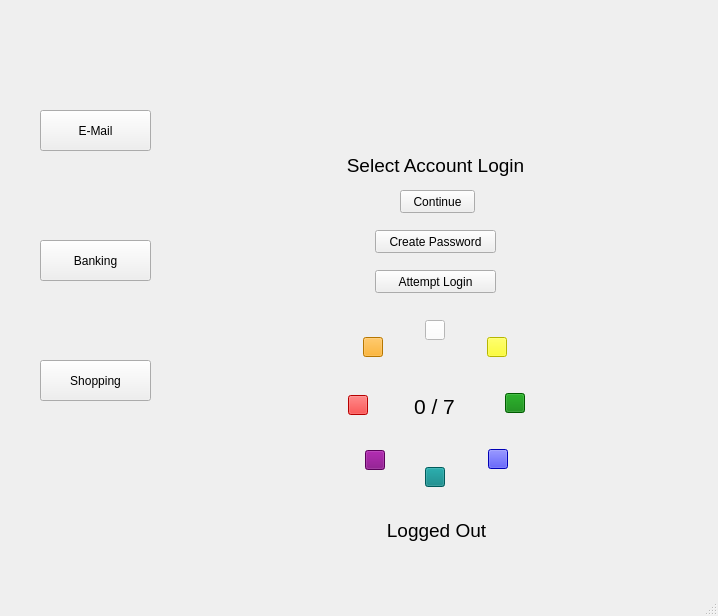
Above: mainwindow.ui from Arkaywhon/HCI-Application before the change. Below: the same form after it.
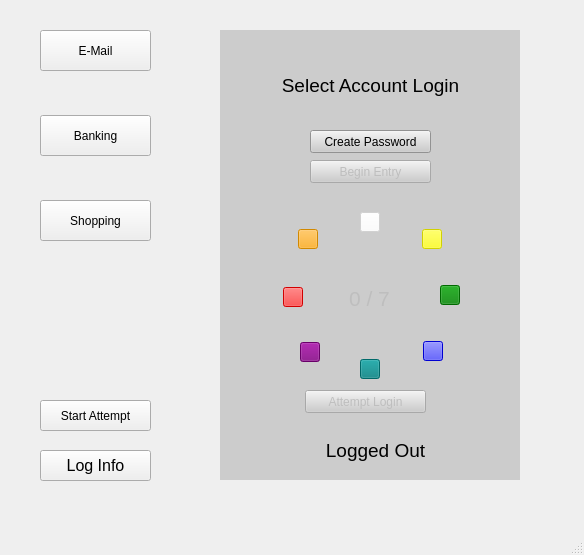
That is the form after the change. Icons and pictures are not drawn.

Patch:
```diff
--- a/mainwindow.ui
+++ b/mainwindow.ui
@@ -6,8 +6,8 @@
    <rect>
     <x>0</x>
     <y>0</y>
-    <width>718</width>
-    <height>616</height>
+    <width>584</width>
+    <height>555</height>
    </rect>
   </property>
   <property name="windowTitle">
@@ -18,7 +18,7 @@
     <property name="geometry">
      <rect>
       <x>40</x>
-      <y>110</y>
+      <y>30</y>
       <width>111</width>
       <height>41</height>
      </rect>
@@ -31,7 +31,7 @@
     <property name="geometry">
      <rect>
       <x>40</x>
-      <y>240</y>
+      <y>115</y>
       <width>111</width>
       <height>41</height>
      </rect>
@@ -44,7 +44,7 @@
     <property name="geometry">
      <rect>
       <x>40</x>
-      <y>360</y>
+      <y>200</y>
       <width>111</width>
       <height>41</height>
      </rect>
@@ -56,60 +56,20 @@
    <widget class="QWidget" name="loginWidget" native="true">
     <property name="geometry">
      <rect>
-      <x>215</x>
-      <y>20</y>
-      <width>471</width>
-      <height>541</height>
+      <x>220</x>
+      <y>30</y>
+      <width>300</width>
+      <height>450</height>
      </rect>
     </property>
     <property name="styleSheet">
-     <string notr="true"/>
+     <string notr="true">background: #cccccc;</string>
     </property>
-    <widget class="QWidget" name="octagon" native="true">
-     <property name="geometry">
-      <rect>
-       <x>160</x>
-       <y>330</y>
-       <width>121</width>
-       <height>111</height>
-      </rect>
-     </property>
-     <property name="autoFillBackground">
-      <bool>false</bool>
-     </property>
-     <property name="styleSheet">
-      <string notr="true">border-image: url(&quot;:/new/octagon/octagon.png&quot;);</string>
-     </property>
-     <widget class="QLabel" name="entryLbl">
-      <property name="geometry">
-       <rect>
-        <x>24</x>
-        <y>31</y>
-        <width>71</width>
-        <height>51</height>
-       </rect>
-      </property>
-      <property name="font">
-       <font>
-        <pointsize>16</pointsize>
-       </font>
-      </property>
-      <property name="styleSheet">
-       <string notr="true">border-image: none;</string>
-      </property>
-      <property name="text">
-       <string>0 / 7</string>
-      </property>
-      <property name="alignment">
-       <set>Qt::AlignCenter</set>
-      </property>
-     </widget>
-    </widget>
     <widget class="QPushButton" name="passcreateBtn">
      <property name="geometry">
       <rect>
-       <x>160</x>
-       <y>210</y>
+       <x>90</x>
+       <y>100</y>
        <width>121</width>
        <height>23</height>
       </rect>
@@ -118,24 +78,11 @@
       <string>Create Password</string>
      </property>
     </widget>
-    <widget class="QPushButton" name="loginBtn">
-     <property name="geometry">
-      <rect>
-       <x>160</x>
-       <y>250</y>
-       <width>121</width>
-       <height>23</height>
-      </rect>
-     </property>
-     <property name="text">
-      <string>Attempt Login</string>
-     </property>
-    </widget>
     <widget class="QLabel" name="stateStatusLbl">
      <property name="geometry">
       <rect>
-       <x>90</x>
-       <y>130</y>
+       <x>20</x>
+       <y>40</y>
        <width>261</width>
        <height>31</height>
       </rect>
@@ -152,139 +99,11 @@
       <set>Qt::AlignCenter</set>
      </property>
     </widget>
-    <widget class="QPushButton" name="whiteBtn">
-     <property name="geometry">
-      <rect>
-       <x>210</x>
-       <y>300</y>
-       <width>20</width>
-       <height>20</height>
-      </rect>
-     </property>
-     <property name="styleSheet">
-      <string notr="true">background: white;</string>
-     </property>
-     <property name="text">
-      <string/>
-     </property>
-    </widget>
-    <widget class="QPushButton" name="yellowBtn">
-     <property name="geometry">
-      <rect>
-       <x>272</x>
-       <y>317</y>
-       <width>20</width>
-       <height>20</height>
-      </rect>
-     </property>
-     <property name="styleSheet">
-      <string notr="true">background: yellow;</string>
-     </property>
-     <property name="text">
-      <string/>
-     </property>
-    </widget>
-    <widget class="QPushButton" name="greenBtn">
-     <property name="geometry">
-      <rect>
-       <x>290</x>
-       <y>373</y>
-       <width>20</width>
-       <height>20</height>
-      </rect>
-     </property>
-     <property name="styleSheet">
-      <string notr="true">background: green;</string>
-     </property>
-     <property name="text">
-      <string/>
-     </property>
-    </widget>
-    <widget class="QPushButton" name="blueBtn">
-     <property name="geometry">
-      <rect>
-       <x>273</x>
-       <y>429</y>
-       <width>20</width>
-       <height>20</height>
-      </rect>
-     </property>
-     <property name="styleSheet">
-      <string notr="true">background: blue;</string>
-     </property>
-     <property name="text">
-      <string/>
-     </property>
-    </widget>
-    <widget class="QPushButton" name="tealBtn">
-     <property name="geometry">
-      <rect>
-       <x>210</x>
-       <y>447</y>
-       <width>20</width>
-       <height>20</height>
-      </rect>
-     </property>
-     <property name="styleSheet">
-      <string notr="true">background: teal;</string>
-     </property>
-     <property name="text">
-      <string/>
-     </property>
-    </widget>
-    <widget class="QPushButton" name="purpleBtn">
-     <property name="geometry">
-      <rect>
-       <x>150</x>
-       <y>430</y>
-       <width>20</width>
-       <height>20</height>
-      </rect>
-     </property>
-     <property name="styleSheet">
-      <string notr="true">background: purple;</string>
-     </property>
-     <property name="text">
-      <string/>
-     </property>
-    </widget>
-    <widget class="QPushButton" name="redBtn">
-     <property name="geometry">
-      <rect>
-       <x>133</x>
-       <y>375</y>
-       <width>20</width>
-       <height>20</height>
-      </rect>
-     </property>
-     <property name="styleSheet">
-      <string notr="true">background: red;</string>
-     </property>
-     <property name="text">
-      <string/>
-     </property>
-    </widget>
-    <widget class="QPushButton" name="orangeBtn">
-     <property name="geometry">
-      <rect>
-       <x>148</x>
-       <y>317</y>
-       <width>20</width>
-       <height>20</height>
-      </rect>
-     </property>
-     <property name="styleSheet">
-      <string notr="true">background: orange;</string>
-     </property>
-     <property name="text">
-      <string/>
-     </property>
-    </widget>
     <widget class="QLabel" name="logStatusLbl">
      <property name="geometry">
       <rect>
-       <x>146</x>
-       <y>490</y>
+       <x>80</x>
+       <y>400</y>
        <width>151</width>
        <height>41</height>
       </rect>
@@ -301,18 +120,261 @@
       <set>Qt::AlignCenter</set>
      </property>
     </widget>
+    <widget class="QWidget" name="octaPass" native="true">
+     <property name="enabled">
+      <bool>false</bool>
+     </property>
+     <property name="geometry">
+      <rect>
+       <x>25</x>
+       <y>170</y>
+       <width>250</width>
+       <height>221</height>
+      </rect>
+     </property>
+     <widget class="QPushButton" name="tealBtn">
+      <property name="geometry">
+       <rect>
+        <x>115</x>
+        <y>159</y>
+        <width>20</width>
+        <height>20</height>
+       </rect>
+      </property>
+      <property name="styleSheet">
+       <string notr="true">background: teal;</string>
+      </property>
+      <property name="text">
+       <string/>
+      </property>
+     </widget>
+     <widget class="QPushButton" name="purpleBtn">
+      <property name="geometry">
+       <rect>
+        <x>55</x>
+        <y>142</y>
+        <width>20</width>
+        <height>20</height>
+       </rect>
+      </property>
+      <property name="styleSheet">
+       <string notr="true">background: purple;</string>
+      </property>
+      <property name="text">
+       <string/>
+      </property>
+     </widget>
+     <widget class="QPushButton" name="blueBtn">
+      <property name="geometry">
+       <rect>
+        <x>178</x>
+        <y>141</y>
+        <width>20</width>
+        <height>20</height>
+       </rect>
+      </property>
+      <property name="styleSheet">
+       <string notr="true">background: blue;</string>
+      </property>
+      <property name="text">
+       <string/>
+      </property>
+     </widget>
+     <widget class="QPushButton" name="greenBtn">
+      <property name="geometry">
+       <rect>
+        <x>195</x>
+        <y>85</y>
+        <width>20</width>
+        <height>20</height>
+       </rect>
+      </property>
+      <property name="styleSheet">
+       <string notr="true">background: green;</string>
+      </property>
+      <property name="text">
+       <string/>
+      </property>
+     </widget>
+     <widget class="QPushButton" name="orangeBtn">
+      <property name="geometry">
+       <rect>
+        <x>53</x>
+        <y>29</y>
+        <width>20</width>
+        <height>20</height>
+       </rect>
+      </property>
+      <property name="styleSheet">
+       <string notr="true">background: orange;</string>
+      </property>
+      <property name="text">
+       <string/>
+      </property>
+     </widget>
+     <widget class="QPushButton" name="redBtn">
+      <property name="geometry">
+       <rect>
+        <x>38</x>
+        <y>87</y>
+        <width>20</width>
+        <height>20</height>
+       </rect>
+      </property>
+      <property name="styleSheet">
+       <string notr="true">background: red;</string>
+      </property>
+      <property name="text">
+       <string/>
+      </property>
+     </widget>
+     <widget class="QPushButton" name="whiteBtn">
+      <property name="geometry">
+       <rect>
+        <x>115</x>
+        <y>12</y>
+        <width>20</width>
+        <height>20</height>
+       </rect>
+      </property>
+      <property name="styleSheet">
+       <string notr="true">background: white;</string>
+      </property>
+      <property name="text">
+       <string/>
+      </property>
+     </widget>
+     <widget class="QPushButton" name="yellowBtn">
+      <property name="geometry">
+       <rect>
+        <x>177</x>
+        <y>29</y>
+        <width>20</width>
+        <height>20</height>
+       </rect>
+      </property>
+      <property name="styleSheet">
+       <string notr="true">background: yellow;</string>
+      </property>
+      <property name="text">
+       <string/>
+      </property>
+     </widget>
+     <widget class="QWidget" name="octagon" native="true">
+      <property name="geometry">
+       <rect>
+        <x>65</x>
+        <y>42</y>
+        <width>121</width>
+        <height>111</height>
+       </rect>
+      </property>
+      <property name="autoFillBackground">
+       <bool>false</bool>
+      </property>
+      <property name="styleSheet">
+       <string notr="true">border-image: url(&quot;:/new/octagon/octagon.png&quot;);</string>
+      </property>
+      <widget class="QLabel" name="entryLbl">
+       <property name="geometry">
+        <rect>
+         <x>24</x>
+         <y>31</y>
+         <width>71</width>
+         <height>51</height>
+        </rect>
+       </property>
+       <property name="font">
+        <font>
+         <pointsize>16</pointsize>
+        </font>
+       </property>
+       <property name="styleSheet">
+        <string notr="true">border-image: none;</string>
+       </property>
+       <property name="text">
+        <string>0 / 7</string>
+       </property>
+       <property name="alignment">
+        <set>Qt::AlignCenter</set>
+       </property>
+      </widget>
+     </widget>
+     <widget class="QPushButton" name="loginBtn">
+      <property name="geometry">
+       <rect>
+        <x>60</x>
+        <y>190</y>
+        <width>121</width>
+        <height>23</height>
+       </rect>
+      </property>
+      <property name="text">
+       <string>Attempt Login</string>
+      </property>
+     </widget>
+     <zorder>octagon</zorder>
+     <zorder>tealBtn</zorder>
+     <zorder>purpleBtn</zorder>
+     <zorder>blueBtn</zorder>
+     <zorder>greenBtn</zorder>
+     <zorder>orangeBtn</zorder>
+     <zorder>redBtn</zorder>
+     <zorder>whiteBtn</zorder>
+     <zorder>yellowBtn</zorder>
+     <zorder>loginBtn</zorder>
+    </widget>
+    <widget class="QPushButton" name="beginBtn">
+     <property name="enabled">
+      <bool>false</bool>
+     </property>
+     <property name="geometry">
+      <rect>
+       <x>90</x>
+       <y>130</y>
+       <width>121</width>
+       <height>23</height>
+      </rect>
+     </property>
+     <property name="text">
+      <string>Begin Entry</string>
+     </property>
+    </widget>
+    <zorder>passcreateBtn</zorder>
+    <zorder>stateStatusLbl</zorder>
+    <zorder>octaPass</zorder>
+    <zorder>logStatusLbl</zorder>
+    <zorder>beginBtn</zorder>
    </widget>
    <widget class="QPushButton" name="continueBtn">
     <property name="geometry">
      <rect>
-      <x>400</x>
-      <y>190</y>
-      <width>75</width>
-      <height>23</height>
+      <x>40</x>
+      <y>450</y>
+      <width>111</width>
+      <height>31</height>
      </rect>
     </property>
+    <property name="font">
+     <font>
+      <pointsize>12</pointsize>
+     </font>
+    </property>
     <property name="text">
-     <string>Continue</string>
+     <string>Log Info</string>
+    </property>
+   </widget>
+   <widget class="QPushButton" name="attemptBtn">
+    <property name="geometry">
+     <rect>
+      <x>40</x>
+      <y>400</y>
+      <width>111</width>
+      <height>31</height>
+     </rect>
+    </property>
+    <property name="text">
+     <string>Start Attempt</string>
     </property>
    </widget>
   </widget>
```
Left out of the diff: 6 changed lines with no effect on the pictures.
